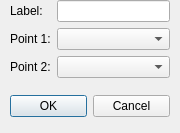
Old version of the form Dialogs/AddLineDialogs/addlinethrough.ui in the repository LFriday13/geometry-toolbox.
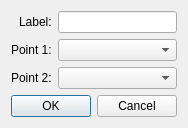
New version of the form.

Diff of the .ui file:
```diff
--- a/Dialogs/AddLineDialogs/addlinethrough.ui
+++ b/Dialogs/AddLineDialogs/addlinethrough.ui
@@ -7,38 +7,18 @@
     <x>0</x>
     <y>0</y>
     <width>180</width>
-    <height>133</height>
+    <height>126</height>
    </rect>
   </property>
   <property name="windowTitle">
    <string>Dialog</string>
   </property>
-  <widget class="QDialogButtonBox" name="buttonBox">
-   <property name="geometry">
-    <rect>
-     <x>10</x>
-     <y>90</y>
-     <width>160</width>
-     <height>32</height>
-    </rect>
-   </property>
-   <property name="orientation">
-    <enum>Qt::Horizontal</enum>
-   </property>
-   <property name="standardButtons">
-    <set>QDialogButtonBox::Cancel|QDialogButtonBox::Ok</set>
-   </property>
-  </widget>
-  <widget class="QWidget" name="formLayoutWidget">
-   <property name="geometry">
-    <rect>
-     <x>10</x>
-     <y>0</y>
-     <width>160</width>
-     <height>80</height>
-    </rect>
-   </property>
+  <layout class="QVBoxLayout" name="verticalLayout">
+   <item>
    <layout class="QFormLayout" name="formLayout">
+     <property name="labelAlignment">
+      <set>Qt::AlignRight|Qt::AlignTrailing|Qt::AlignVCenter</set>
+     </property>
     <item row="0" column="0">
      <widget class="QLabel" name="labelLabel">
       <property name="text">
@@ -70,7 +50,18 @@
      <widget class="QComboBox" name="point2ComboBox"/>
     </item>
    </layout>
-  </widget>
+   </item>
+   <item>
+    <widget class="QDialogButtonBox" name="buttonBox">
+     <property name="orientation">
+      <enum>Qt::Horizontal</enum>
+     </property>
+     <property name="standardButtons">
+      <set>QDialogButtonBox::Cancel|QDialogButtonBox::Ok</set>
+     </property>
+    </widget>
+   </item>
+  </layout>
  </widget>
  <resources/>
  <connections>
```
Lines whose indentation alone changed are shown as unchanged.
